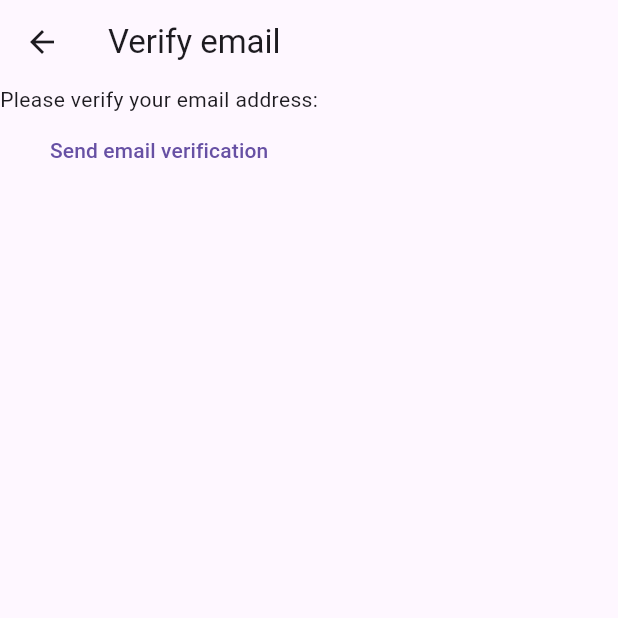
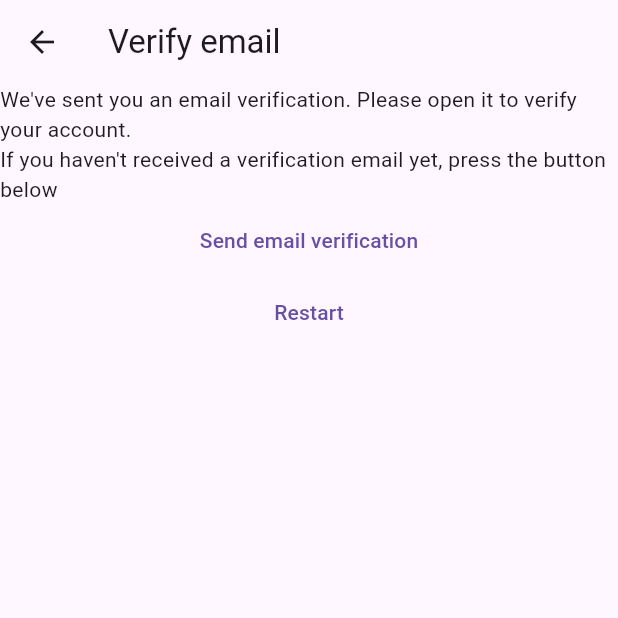
Before and after one commit to BeeDrey07/mynotes_flutterapp, a Flutter app: the VerifyEmailView screen opened directly, on a phone screen of 412 x 824 dp, the top half of it. Run offline on Flutter 3.47's test engine with Material 3 defaults, Android fonts, the phone set to English and light mode, and no system bars; our stand-ins replace firebase_auth, firebase_core; accounts and stored records are empty.

Commit message:
link registration view to email verification view

```diff
--- a/lib/constants/routes.dart
+++ b/lib/constants/routes.dart
@@ -1,3 +1,4 @@
 const loginRoute = "/login";
 const registerRoute = "/register/";
 const notesRoute = "/notes/";
+const verifyEmailRoute = "/verify-email/";
--- a/lib/main.dart
+++ b/lib/main.dart
@@ -20,6 +20,7 @@ void main() {
         loginRoute: (context) => const LoginView(),
         registerRoute: (context) => const RegisterView(),
         notesRoute: (context) => const NotesView(),
+        verifyEmailRoute: (context) => const VerifyEmailView(),
       },
     ),
   );
--- a/lib/views/verify_email_view.dart
+++ b/lib/views/verify_email_view.dart
@@ -1,5 +1,6 @@
 import 'package:firebase_auth/firebase_auth.dart';
 import 'package:flutter/material.dart';
+import 'package:mynotes/constants/routes.dart';
 
 class VerifyEmailView extends StatefulWidget {
   const VerifyEmailView({Key? key}) : super(key: key);
@@ -17,14 +18,26 @@ class _VerifyEmailViewState extends State<VerifyEmailView> {
       ),
       body: Column(
         children: [
-          const Text('Please verify your email address:'),
+          const Text(
+              "We've sent you an email verification. Please open it to verify your account."),
+          const Text(
+              "If you haven't received a verification email yet, press the button below"),
           TextButton(
             onPressed: () async {
               final user = FirebaseAuth.instance.currentUser;
               await user?.sendEmailVerification();
             },
             child: const Text('Send email verification'),
-          )
+          ),
+          TextButton(
+              onPressed: () async {
+                await FirebaseAuth.instance.signOut();
+                Navigator.of(context).pushNamedAndRemoveUntil(
+                  registerRoute,
+                  (route) => false,
+                );
+              },
+              child: const Text("Restart")),
         ],
       ),
     );
```
Also changed, not shown: lib/views/register_view.dart (+29 -8 lines).
